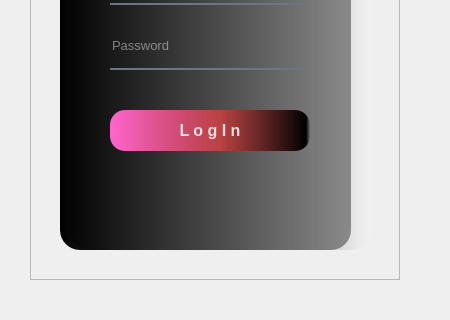
Qt form images/diseñofeliciaciones/login.ui (artur2281/Proyecto-Datos-y-algoritmo) before a commit; both pictures show x 0 to 450 and y 230 to 550 of the 450 by 550 pixel window.
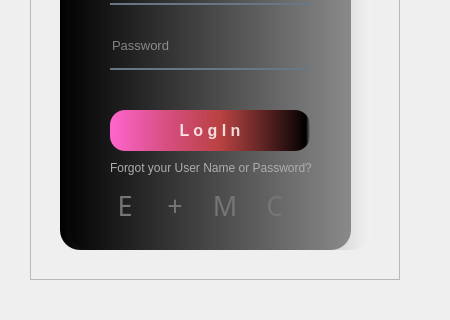
The same form after that commit. Icons and pictures are not drawn.

```diff
--- a/images/diseñofeliciaciones/login.ui
+++ b/images/diseñofeliciaciones/login.ui
@@ -22,6 +22,49 @@
      <height>480</height>
     </rect>
    </property>
+   <property name="styleSheet">
+    <string notr="true">QPushButton#pushButton{
+background-color: qlineargradient(spread:pad, x1:0, y1:0, x2:1, y2:0, stop:0 rgba(255, 102, 206, 255), stop:0.55 rgba(235, 61, 61, 176), stop:0.98 rgba(0, 0, 0, 255), stop:1 rgba(0, 0, 0, 0));
+color: rgba(255,255,255,210);
+padding: 10px;
+border-radius: 15px;
+}
+QPushButton#pushButton:hover{
+background-color: qlineargradient(spread:pad, x1:0, y1:0, x2:1, y2:0, stop:0 rgba(54, 68, 206, 255), stop:0.55 rgba(235, 61, 61, 176), stop:0.98 rgba(0, 0, 0, 255), stop:1 rgba(0, 0, 0, 0));
+
+}
+QPushButton#pushButton:pressed{
+padding-left: 5px;
+padding-top: 5px;
+backround-color: rgaba(105,118,132,200);
+}
+
+
+QPushButton#pushButton_2,
+QPushButton#pushButton_3,
+QPushButton#pushButton_4,
+QPushButton#pushButton_5 {
+    background-color: rgba(0, 0, 0, 0);
+    color: rgb(117, 117, 117);
+    border-radius: 15px; /* Agregado el border-radius para hacerlos circulares */
+}
+
+QPushButton#pushButton_2:hover,
+QPushButton#pushButton_3:hover,
+QPushButton#pushButton_4:hover,
+QPushButton#pushButton_5:hover {
+    color: rgba(115, 168, 182, 220);
+}
+
+QPushButton#pushButton_2:pressed,
+QPushButton#pushButton_3:pressed,
+QPushButton#pushButton_4:pressed,
+QPushButton#pushButton_5:pressed {
+    padding-left: 5px;
+    padding-top: 5px;
+    color: rgba(115, 129, 142, 255);
+}</string>
+   </property>
    <property name="frameShape">
     <enum>QFrame::StyledPanel</enum>
    </property>
@@ -204,6 +247,182 @@
      <string>L o g I n</string>
     </property>
    </widget>
+   <widget class="QPushButton" name="pushButton_2">
+    <property name="geometry">
+     <rect>
+      <x>130</x>
+      <y>390</y>
+      <width>30</width>
+      <height>30</height>
+     </rect>
+    </property>
+    <property name="maximumSize">
+     <size>
+      <width>30</width>
+      <height>30</height>
+     </size>
+    </property>
+    <property name="font">
+     <font>
+      <family>Social Media Circled</family>
+      <pointsize>20</pointsize>
+     </font>
+    </property>
+    <property name="styleSheet">
+     <string notr="true"/>
+    </property>
+    <property name="text">
+     <string>+</string>
+    </property>
+   </widget>
+   <widget class="QLabel" name="label_5">
+    <property name="geometry">
+     <rect>
+      <x>80</x>
+      <y>360</y>
+      <width>221</width>
+      <height>16</height>
+     </rect>
+    </property>
+    <property name="font">
+     <font>
+      <pointsize>9</pointsize>
+     </font>
+    </property>
+    <property name="styleSheet">
+     <string notr="true">
+color: rgb(173, 173, 173);</string>
+    </property>
+    <property name="text">
+     <string>Forgot your User Name or Password?</string>
+    </property>
+   </widget>
+   <widget class="QPushButton" name="pushButton_3">
+    <property name="geometry">
+     <rect>
+      <x>180</x>
+      <y>390</y>
+      <width>30</width>
+      <height>30</height>
+     </rect>
+    </property>
+    <property name="maximumSize">
+     <size>
+      <width>30</width>
+      <height>30</height>
+     </size>
+    </property>
+    <property name="font">
+     <font>
+      <family>Social Media Circled</family>
+      <pointsize>20</pointsize>
+     </font>
+    </property>
+    <property name="styleSheet">
+     <string notr="true">
+QPushButton#pushButton_2{
+background-color: rgba(0,0,0,0);
+color:rgb(117, 117, 117)
+}
+QPushButton#pushButton_2:hover{
+color: rgba(115,168,182,220);
+}
+QPushButton#pushButton_2:pressed{
+padding-left: 5px;
+padding-top: 5px;
+
+color: rgba(115,129,142,,255);
+
+}</string>
+    </property>
+    <property name="text">
+     <string>M</string>
+    </property>
+   </widget>
+   <widget class="QPushButton" name="pushButton_4">
+    <property name="geometry">
+     <rect>
+      <x>230</x>
+      <y>390</y>
+      <width>30</width>
+      <height>30</height>
+     </rect>
+    </property>
+    <property name="maximumSize">
+     <size>
+      <width>30</width>
+      <height>30</height>
+     </size>
+    </property>
+    <property name="font">
+     <font>
+      <family>Social Media Circled</family>
+      <pointsize>20</pointsize>
+     </font>
+    </property>
+    <property name="styleSheet">
+     <string notr="true">
+QPushButton#pushButton_2{
+background-color: rgba(0,0,0,0);
+color:rgb(117, 117, 117)
+}
+QPushButton#pushButton_2:hover{
+color: rgba(115,168,182,220);
+}
+QPushButton#pushButton_2:pressed{
+padding-left: 5px;
+padding-top: 5px;
+
+color: rgba(115,129,142,,255);
+
+}</string>
+    </property>
+    <property name="text">
+     <string>C</string>
+    </property>
+   </widget>
+   <widget class="QPushButton" name="pushButton_5">
+    <property name="geometry">
+     <rect>
+      <x>80</x>
+      <y>390</y>
+      <width>30</width>
+      <height>30</height>
+     </rect>
+    </property>
+    <property name="maximumSize">
+     <size>
+      <width>30</width>
+      <height>30</height>
+     </size>
+    </property>
+    <property name="font">
+     <font>
+      <family>Social Media Circled</family>
+      <pointsize>20</pointsize>
+     </font>
+    </property>
+    <property name="styleSheet">
+     <string notr="true">
+QPushButton#pushButton_2{
+background-color: rgba(0,0,0,0);
+color:rgb(117, 117, 117)
+}
+QPushButton#pushButton_2:hover{
+color: rgba(115,168,182,220);
+}
+QPushButton#pushButton_2:pressed{
+padding-left: 5px;
+padding-top: 5px;
+
+color: rgba(115,129,142,,255);
+
+}</string>
+    </property>
+    <property name="text">
+     <string>E</string>
+    </property>
+   </widget>
   </widget>
  </widget>
  <resources>
```
Left out of the diff: 15 changed lines with no effect on the pictures.
